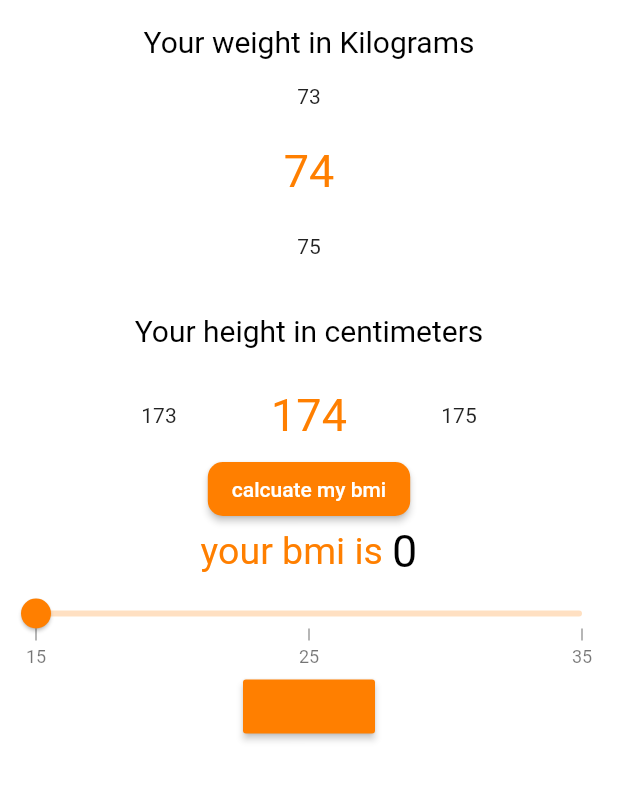
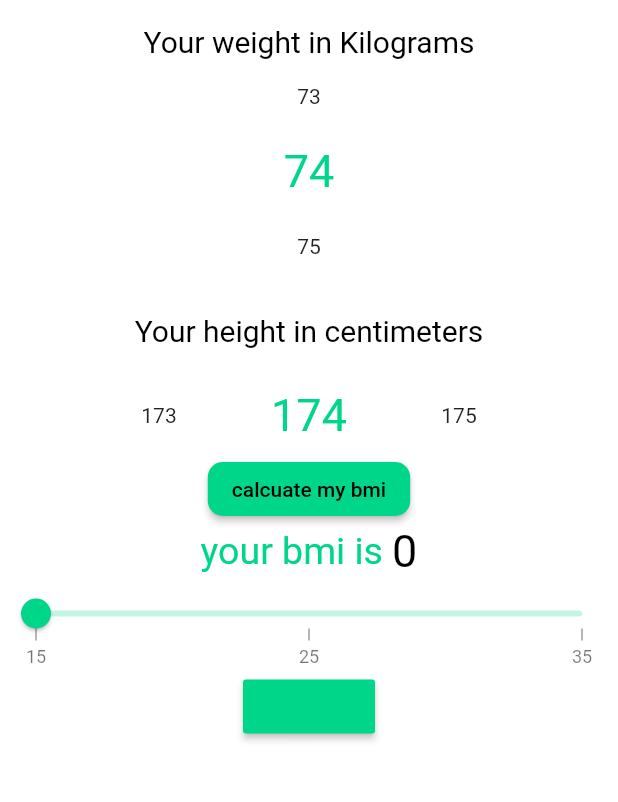
Before and after one commit to krxhna/lynn, a Flutter app: the screen it shows after launch, on a phone screen of 412 x 824 dp, the part 60-862 px from its top. Run offline on Flutter 3.47's test engine with Material 2 defaults, Android fonts, the phone set to English and light mode, and no system bars; drawn by our look-alikes of numberpicker, syncfusion_flutter_sliders; our stand-ins replace cloud_firestore, firebase_core, syncfusion_flutter_charts; accounts and stored records are empty.

Commit message:
not broken

```diff
--- a/lib/accesories.dart
+++ b/lib/accesories.dart
@@ -4,7 +4,9 @@ import 'package:lynn/progress.dart';
 import 'bmi.dart';
 //firstpage
 
-var main_color = Color(0xffFF7F00);
+var main_color = Color(0xff00D68A);
+var main_main_color = Color(0xff00D68A);
+var main_color_hex = 0xff00D68A;
 
 the_appbar() {
   return AppBar(
--- a/lib/main.dart
+++ b/lib/main.dart
@@ -5,6 +5,7 @@ import 'package:firebase_core/firebase_core.dart';
 import 'package:cupertino_icons/cupertino_icons.dart';
 import 'package:cloud_firestore/cloud_firestore.dart';
 import 'bmi.dart';
+import 'accesories.dart';
 
 Future<void> main() async {
   // SystemChrome.setEnabledSystemUIOverlays([SystemUiOverlay.bottom]);
@@ -19,14 +20,30 @@ Future<void> main() async {
 FirebaseFirestore firestore = FirebaseFirestore.instance;
 
 class MyApp extends StatelessWidget {
+  return_color(f) {
+    return MaterialColor(
+      f,
+      <int, Color>{
+        50: Color(f),
+        100: Color(f),
+        200: Color(f),
+        300: Color(f),
+        400: Color(f),
+        500: Color(f),
+        600: Color(f),
+        700: Color(f),
+        800: Color(f),
+        900: Color(f),
+      },
+    );
+  }
+
   // This widget is the root of your application.
   @override
   Widget build(BuildContext context) {
     return MaterialApp(
       title: 'Flutter Demo',
-      theme: ThemeData(
-        primarySwatch: Colors.blue,
-      ),
+      theme: ThemeData(primarySwatch: return_color(main_color_hex)),
       home: bmi(),
     );
   }
```
Also changed, not shown: lib/bmi.dart (+5 -5 lines), lib/clean_home.dart (deleted, +0 -118 lines), lib/landingpage.dart (added, +29 -0 lines), lib/onboarding_quiz.dart (added, +107 -0 lines), lib/signup.dart (added, +197 -0 lines), pubspec.yaml (+13 -7 lines), assets/logo.png (added), assets/logo_2.png (added), assets/lynn_hexagon.png (added), 11 other files.
